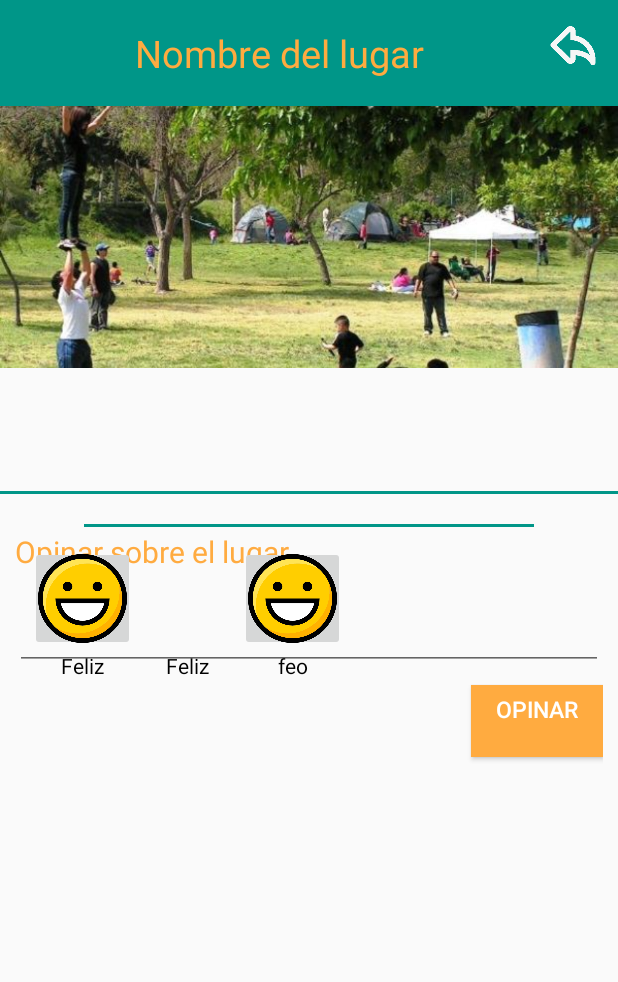
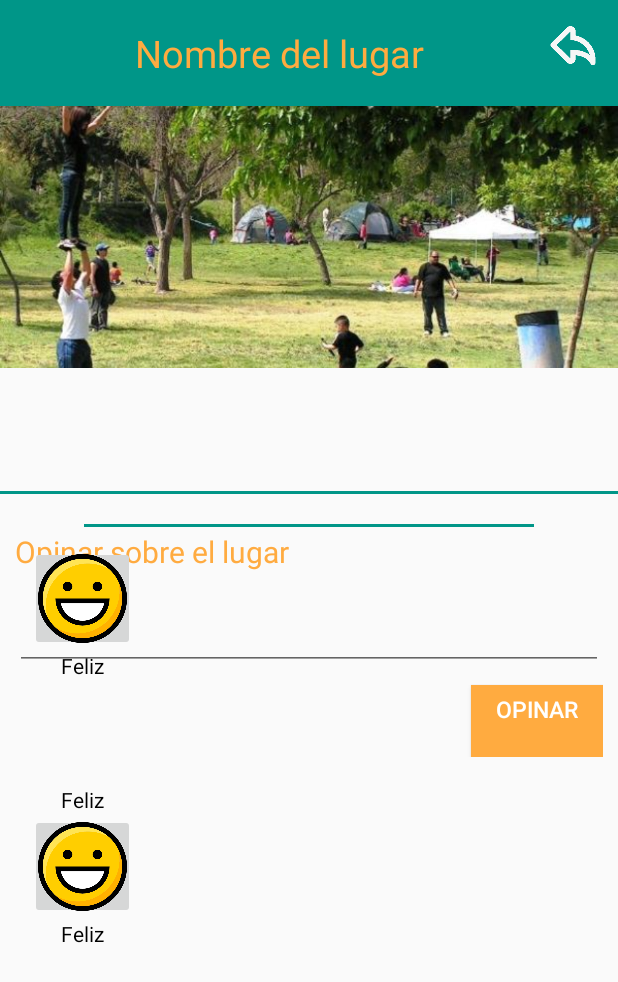
Before and after one commit to gerson22/PlaceSAFE-movil, an Android app: the layout view_lugar.xml on its own in the app's theme, with its tools: preview values and no code run, on a phone screen of 412 x 824 dp. Shown: the top 982 px of the screen. Run offline under Robolectric (Android 15) with nearby library versions, the phone set to English and light mode, and no system bars; network calls fail.

Commit message:
scroll ahora si, creo

```diff
--- a/app/src/main/res/layout/view_lugar.xml
+++ b/app/src/main/res/layout/view_lugar.xml
@@ -143,6 +143,15 @@
                             android:layout_marginTop="10dp"
                             android:padding="10dp">
 
+                            <ScrollView
+                                android:layout_width="match_parent"
+                                android:layout_height="match_parent">
+
+                               <LinearLayout
+                                   android:layout_width="match_parent"
+                                   android:layout_height="match_parent"
+                                   android:orientation="vertical">
+
                                    <TextView android:id="@+id/textView2"
                                        android:text="@string/opinionAbout"
                                        android:layout_width="wrap_content"
@@ -171,6 +180,10 @@
                                        android:layout_marginTop="10dp"/>
 
                                </LinearLayout>
+
+                            </ScrollView>
+
+                        </LinearLayout>
                         <!-- / Contenedor de tab donde se comentará -->
 
                         <!-- Contenedor de tab de las reacciones -->
@@ -185,6 +198,15 @@
                                 android:orientation="horizontal"
                                 android:layout_marginTop="10dp"
                                 android:padding="20dp">
+
+                                <ScrollView
+                                    android:layout_width="match_parent"
+                                    android:layout_height="match_parent">
+
+                                    <LinearLayout
+                                        android:layout_width="match_parent"
+                                        android:layout_height="match_parent"
+                                        android:orientation="vertical">
 
                                         <LinearLayout
                                             android:layout_width="wrap_content"
@@ -243,9 +265,14 @@
                                                 android:layout_height="wrap_content"
                                                 android:textAlignment="center"
                                                 android:textColor="#000"
-                                        android:text="feo"/>
+                                                android:text="Feliz"/>
 
                                         </LinearLayout>
+
+
+                                    </LinearLayout>
+
+                                </ScrollView>
 
                             </LinearLayout>
 
```
Lines whose indentation alone changed are shown as unchanged.
